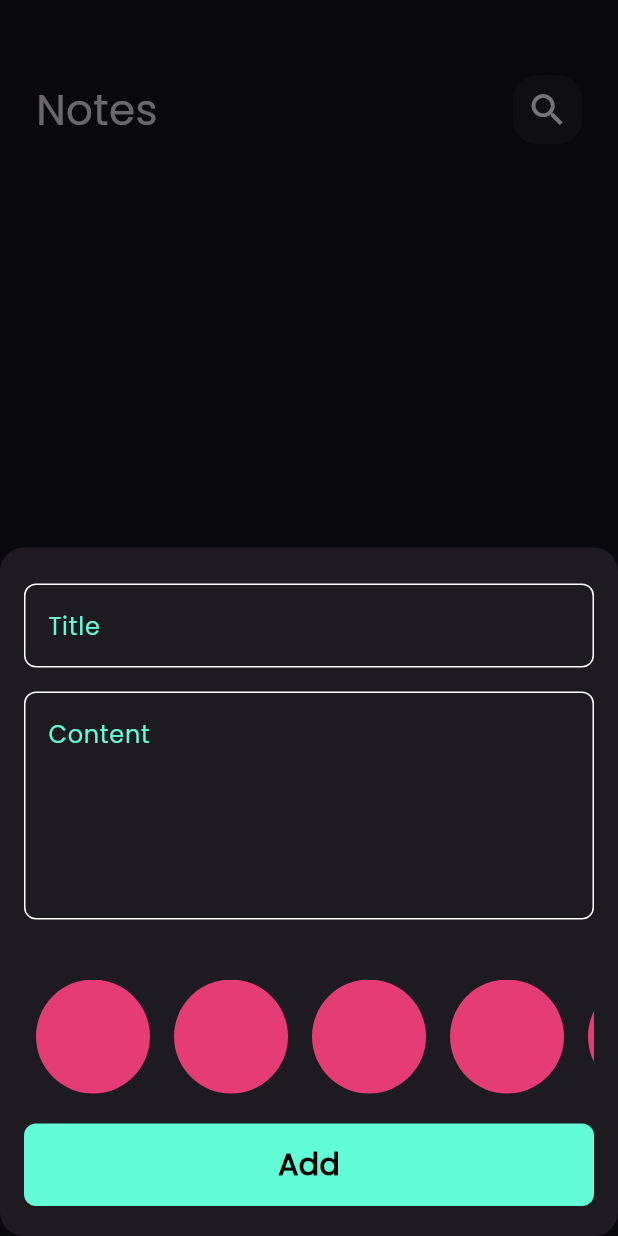
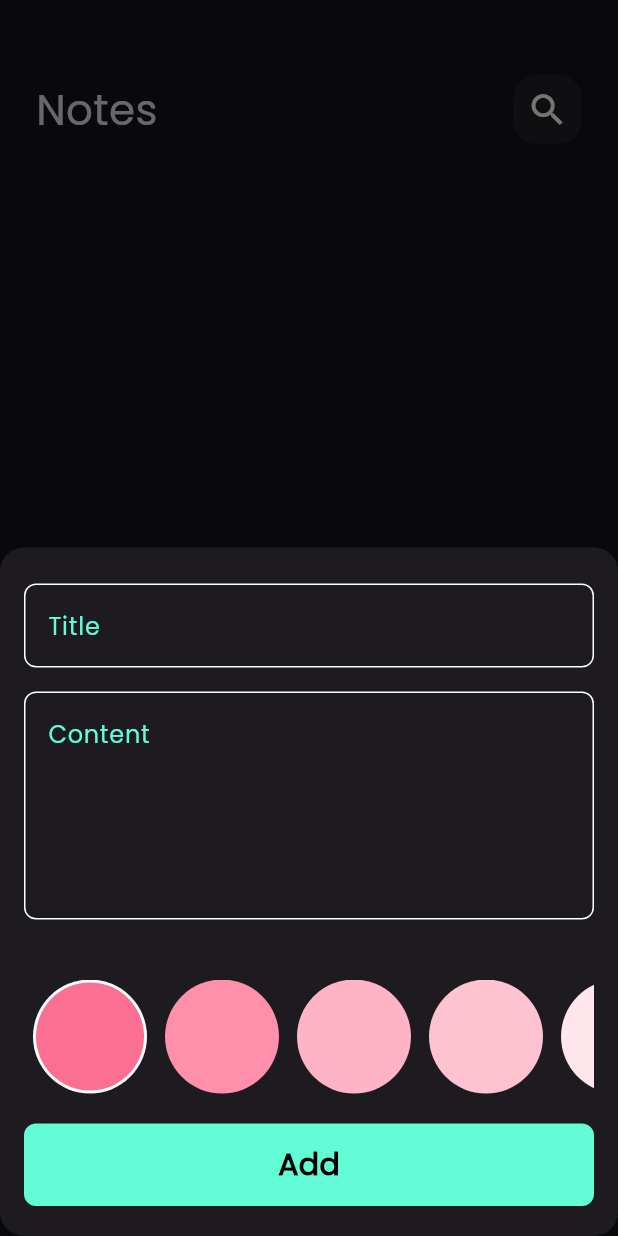
Before and after one commit to 24shrouk/notes_app, a Flutter app: the screen it shows after launch, after a tap on the "add" icon, on a phone screen of 412 x 824 dp. Run offline on Flutter 3.47's test engine with Material 3 defaults, Android fonts, the phone set to English and light mode, and no system bars; our stand-ins replace bloc, flutter_bloc, font_awesome_flutter, hive, hive_flutter; accounts and stored records are empty.

Commit message:
colors list view

```diff
--- a/lib/widgets/colors_list_view.dart
+++ b/lib/widgets/colors_list_view.dart
@@ -1,32 +1,68 @@
 import 'package:flutter/material.dart';
 
 class ColorItem extends StatelessWidget {
-  const ColorItem({super.key});
+  const ColorItem({super.key, required this.isActive, required this.color});
+
+  final bool isActive;
+  final Color color;
 
   @override
   Widget build(BuildContext context) {
-    return const Padding(
-      padding: EdgeInsets.symmetric(horizontal: 8.0),
-      child: CircleAvatar(
-        radius: 38,
-        backgroundColor: Color.fromARGB(227, 255, 64, 128),
-      ),
-    );
+    return isActive
+        ? CircleAvatar(
+            backgroundColor: Colors.white,
+            radius: 38,
+            child: CircleAvatar(
+              radius: 36,
+              backgroundColor: color,
+            ),
+          )
+        : CircleAvatar(
+            radius: 38,
+            backgroundColor: color,
+          );
   }
 }
 
-class ColorListView extends StatelessWidget {
+class ColorListView extends StatefulWidget {
   const ColorListView({super.key});
 
+  @override
+  State<ColorListView> createState() => _ColorListViewState();
+}
+
+class _ColorListViewState extends State<ColorListView> {
+  int currentIndex = 0;
+  List<Color> listOfColors = const [
+    Color(0xfffb6f92),
+    Color(0xffff8fab),
+    Color(0xffffb3c6),
+    Color(0xffffc2d1),
+    Color(0xffffe5ec),
+    Color(0xfff5cac3),
+    Color(0xfff9dcc4),
+  ];
   @override
   Widget build(BuildContext context) {
     return SizedBox(
       height: 76,
       child: ListView.builder(
           scrollDirection: Axis.horizontal,
-          itemCount: 10,
+          itemCount: listOfColors.length,
           itemBuilder: (context, index) {
-            return const ColorItem();
+            return Padding(
+              padding: const EdgeInsets.symmetric(horizontal: 6.0),
+              child: GestureDetector(
+                onTap: () {
+                  currentIndex = index;
+                  setState(() {});
+                },
+                child: ColorItem(
+                  color: listOfColors[index],
+                  isActive: currentIndex == index,
+                ),
+              ),
+            );
           }),
     );
   }
```
